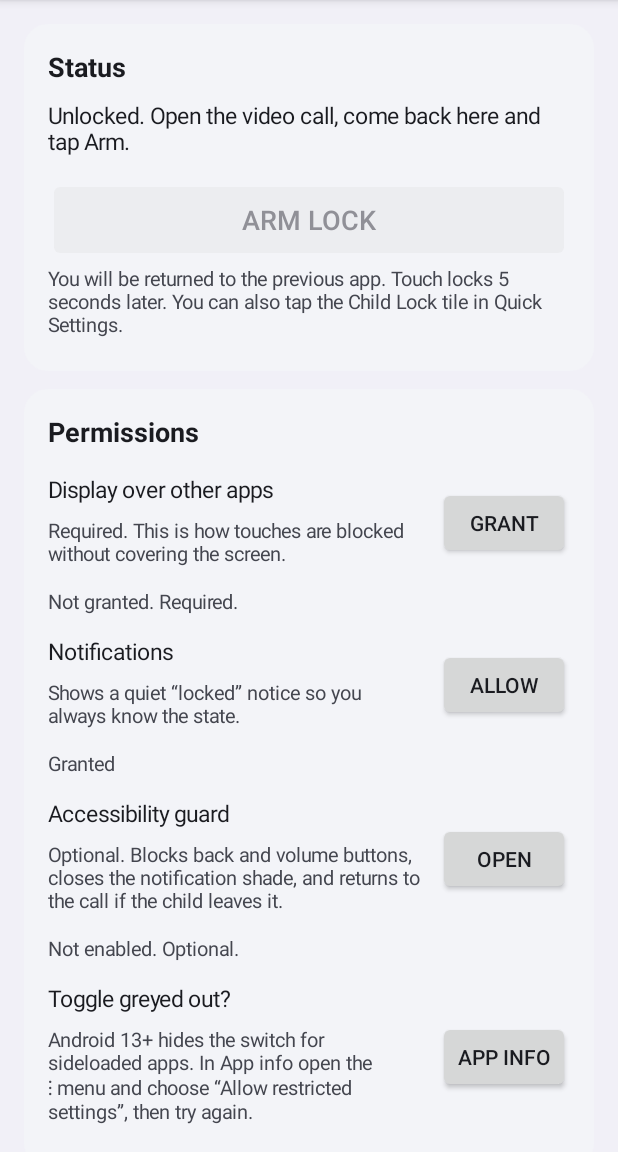
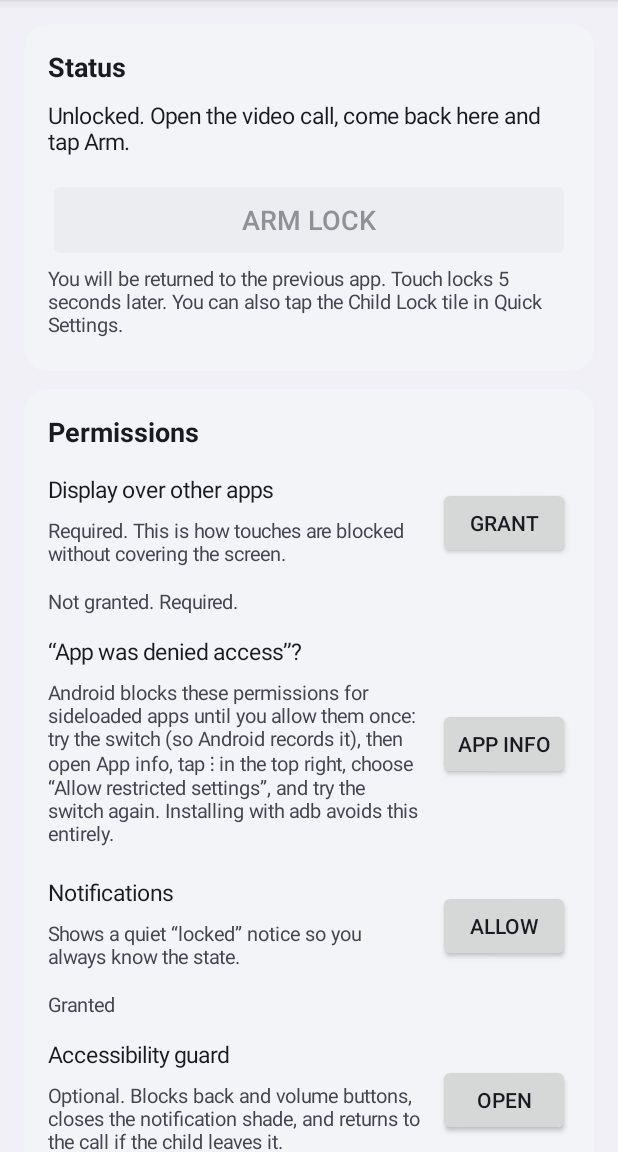
Before and after one commit to gbhall99/Child-lock, an Android app: the screen it shows after launch (MainActivity), on a phone screen of 412 x 824 dp, the part 84-1236 px from its top. Run offline under Robolectric (Android 15) with nearby library versions, the phone set to English and light mode, and no system bars.

Commit message:
Guide through restricted-settings block for the overlay permission; fix badge corner layout
Sideloaded apps on Android 13+ get "App was denied access" for Display
over other apps until Allow restricted settings is used. Show that hint
under the overlay row, not only for the accessibility service. Lay the
badge corner options out vertically so the last one no longer wraps.

Co-Authored-By: Claude Fable 5.1 <noreply@anthropic.com>
Claude-Session: https://claude.ai/code/session_0188NW8BsZ8joUkLttEvMeU2

```diff
--- a/app/src/main/java/com/gbhall/childlock/ui/MainActivity.kt
+++ b/app/src/main/java/com/gbhall/childlock/ui/MainActivity.kt
@@ -109,6 +109,10 @@ class MainActivity : Activity() {
             startActivity(Intent(Settings.ACTION_MANAGE_OVERLAY_PERMISSION, Uri.parse("package:$packageName")))
         }))
         addView(overlayStatus)
+        restrictedHint = row(getString(R.string.restricted_title), getString(R.string.restricted_desc), actionButton(R.string.app_info) {
+            startActivity(Intent(Settings.ACTION_APPLICATION_DETAILS_SETTINGS, Uri.parse("package:$packageName")))
+        })
+        addView(restrictedHint)
 
         notificationStatus = body("", secondary = true, size = 13f)
         notificationRow = row(getString(R.string.perm_notifications), getString(R.string.perm_notifications_desc), actionButton(R.string.allow) {
@@ -124,10 +128,6 @@ class MainActivity : Activity() {
             startActivity(Intent(Settings.ACTION_ACCESSIBILITY_SETTINGS))
         }))
         addView(accessibilityStatus)
-        restrictedHint = row(getString(R.string.restricted_title), getString(R.string.restricted_desc), actionButton(R.string.app_info) {
-            startActivity(Intent(Settings.ACTION_APPLICATION_DETAILS_SETTINGS, Uri.parse("package:$packageName")))
-        })
-        addView(restrictedHint)
     }
 
     private fun gestureCard(s: LockSettings) = card(getString(R.string.section_gesture)) {
@@ -186,7 +186,6 @@ class MainActivity : Activity() {
                     getString(R.string.corner_br) to null,
                 ),
                 corners.indexOf(s.badgeCorner),
-                horizontal = true,
             ) { index -> repo.update { it.copy(badgeCorner = corners[index]) } },
         )
     }
@@ -286,7 +285,8 @@ class MainActivity : Activity() {
 
         val a11y = GuardAccessibilityService.isEnabled(this)
         accessibilityStatus.text = getString(if (a11y) R.string.status_enabled else R.string.status_optional)
-        restrictedHint.visibility = if (!a11y && Build.VERSION.SDK_INT >= Build.VERSION_CODES.TIRAMISU) View.VISIBLE else View.GONE
+        val restricted = Build.VERSION.SDK_INT >= Build.VERSION_CODES.TIRAMISU && (!overlay || !a11y)
+        restrictedHint.visibility = if (restricted) View.VISIBLE else View.GONE
     }
 
     private fun renderStatus(state: LockState) {
--- a/app/src/main/res/values/strings.xml
+++ b/app/src/main/res/values/strings.xml
@@ -44,8 +44,8 @@
     <string name="perm_notifications_desc">Shows a quiet “locked” notice so you always know the state.</string>
     <string name="perm_accessibility">Accessibility guard</string>
     <string name="perm_accessibility_desc">Optional. Blocks back and volume buttons, closes the notification shade, and returns to the call if the child leaves it.</string>
-    <string name="restricted_title">Toggle greyed out?</string>
-    <string name="restricted_desc">Android 13+ hides the switch for sideloaded apps. In App info open the ⋮ menu and choose “Allow restricted settings”, then try again.</string>
+    <string name="restricted_title">“App was denied access”?</string>
+    <string name="restricted_desc">Android blocks these permissions for sideloaded apps until you allow them once: try the switch (so Android records it), then open App info, tap ⋮ in the top right, choose “Allow restricted settings”, and try the switch again. Installing with adb avoids this entirely.</string>
     <string name="grant">Grant</string>
     <string name="allow">Allow</string>
     <string name="open">Open</string>
```
Also changed, not shown: 1 other file.
